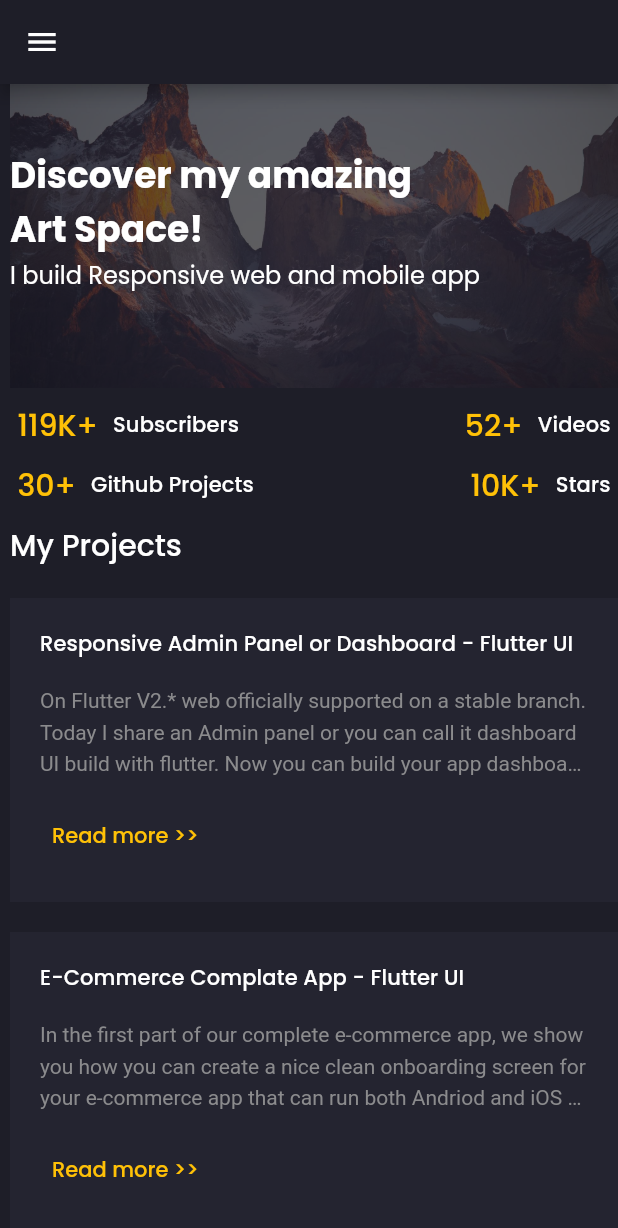
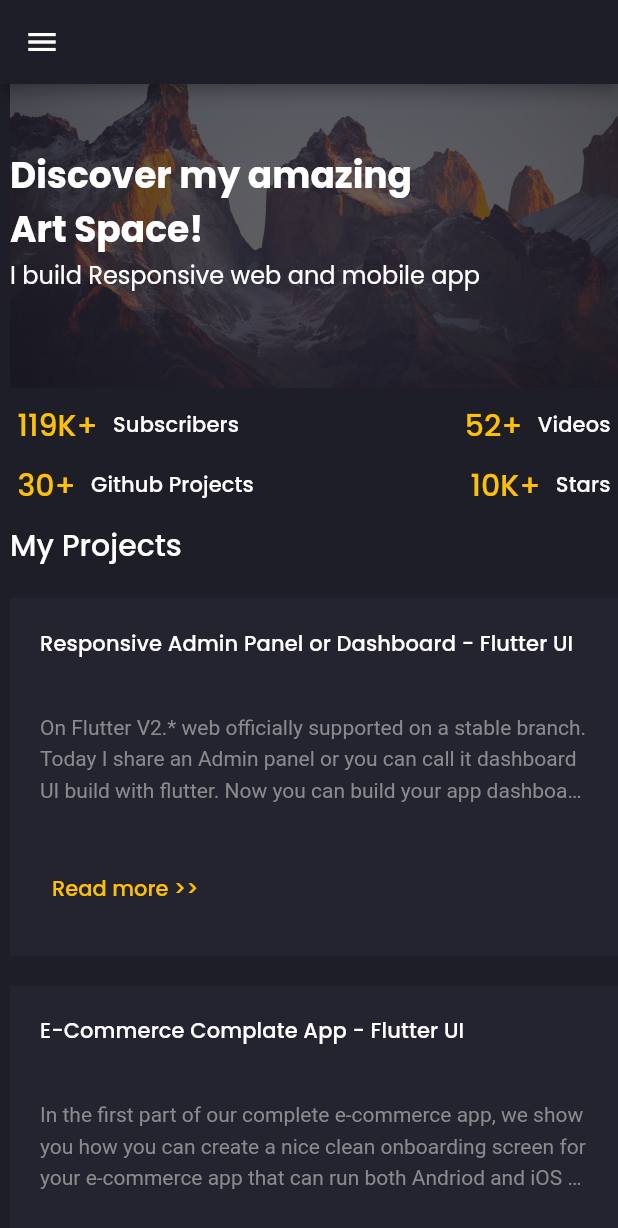
Before and after one commit to SeAliijaz/Responsive-Portfolio, a Flutter app: the screen it shows after launch, on a phone screen of 412 x 824 dp. Shown: the top 1228 px of the screen. Run offline on Flutter 3.47's test engine with Material 2 defaults, Android fonts, the phone set to English and light mode, and no system bars; drawn by our look-alikes of animated_text_kit; our stand-ins replace cached_network_image, flutter_svg, google_fonts.

Commit message:
Responsive Done

```diff
--- a/lib/Screens/Components_Home/home_banner.dart
+++ b/lib/Screens/Components_Home/home_banner.dart
@@ -11,7 +11,7 @@ class HomeScreenBanner extends StatelessWidget {
   @override
   Widget build(BuildContext context) {
     return AspectRatio(
-      aspectRatio: 2,
+      aspectRatio: Responsive.isMobile(context) ? 2.0 : 3,
       child: Stack(
         fit: StackFit.expand,
         children: [
@@ -74,13 +74,35 @@ class MyBuildAnimatedText extends StatelessWidget {
   Widget build(BuildContext context) {
     return DefaultTextStyle(
       style: Theme.of(context).textTheme.subtitle1!,
+      maxLines: 1,
       child: Row(
         children: [
           if (!Responsive.isMobileLarge(context)) FlutterCodedText(),
           if (!Responsive.isMobileLarge(context))
             SizedBox(width: defaultPadding / 2),
           Text("I build "),
-          AnimatedTextKit(
+
+          ///AnimatedText
+          Responsive.isMobile(context)
+              ? Expanded(child: AnimatedText())
+              : AnimatedText(),
+          if (!Responsive.isMobileLarge(context))
+            SizedBox(width: defaultPadding / 2),
+          if (!Responsive.isMobileLarge(context)) FlutterCodedText(),
+        ],
+      ),
+    );
+  }
+}
+
+class AnimatedText extends StatelessWidget {
+  const AnimatedText({
+    Key? key,
+  }) : super(key: key);
+
+  @override
+  Widget build(BuildContext context) {
+    return AnimatedTextKit(
       animatedTexts: [
         TyperAnimatedText(
           "Responsive web and mobile app",
@@ -94,17 +116,7 @@ class MyBuildAnimatedText extends StatelessWidget {
           "Chat App with dark and light theme",
           speed: Duration(milliseconds: 60),
         ),
-              TyperAnimatedText(
-                "REST-API Integration",
-                speed: Duration(milliseconds: 60),
-              ),
       ],
-          ),
-          if (!Responsive.isMobileLarge(context))
-            SizedBox(width: defaultPadding / 2),
-          if (!Responsive.isMobileLarge(context)) FlutterCodedText(),
-        ],
-      ),
     );
   }
 }
--- a/lib/Screens/Components_Home/my_projects_cards.dart
+++ b/lib/Screens/Components_Home/my_projects_cards.dart
@@ -22,7 +22,7 @@ class MyProjectsCards extends StatelessWidget {
         Responsive(
           mobile: ProjectsGridView(
             crossAxisCount: 1,
-            childAspectRatio: 2,
+            childAspectRatio: 1.7,
           ),
           mobileLarge: ProjectsGridView(
             crossAxisCount: 2,
--- a/lib/Screens/Components_Home/recommendations.dart
+++ b/lib/Screens/Components_Home/recommendations.dart
@@ -19,7 +19,7 @@ class Recommendations extends StatelessWidget {
             "Recommendations",
             style: Theme.of(context).textTheme.headline6,
           ),
-          SizedBox(height: defaultPadding / 2),
+          SizedBox(height: defaultPadding),
           SingleChildScrollView(
             scrollDirection: Axis.horizontal,
             child: Row(
--- a/lib/Screens/home_screen.dart
+++ b/lib/Screens/home_screen.dart
@@ -1,9 +1,4 @@
-import 'dart:html';
-
 import 'package:flutter/material.dart';
-import 'package:responsive_portfolio/Constants/constants.dart';
-import 'package:responsive_portfolio/Models/project_model.dart';
-import 'package:responsive_portfolio/Models/recommendation_model.dart';
 import 'package:responsive_portfolio/Screens/Components_Home/heigh_light_info.dart';
 import 'package:responsive_portfolio/Screens/Components_Home/home_banner.dart';
 import 'package:responsive_portfolio/Screens/Components_Home/my_projects_cards.dart';
--- a/lib/Screens/main_screen.dart
+++ b/lib/Screens/main_screen.dart
@@ -1,7 +1,7 @@
 import 'package:flutter/material.dart';
 import 'package:responsive_portfolio/Constants/constants.dart';
 import 'package:responsive_portfolio/Responsive/responsive_size_class.dart';
-import 'package:responsive_portfolio/Widgets/custom_drawer.dart';
+import 'package:responsive_portfolio/Widgets/side_menu.dart';
 
 class MainScreeen extends StatelessWidget {
   const MainScreeen({Key? key, required this.children}) : super(key: key);
--- a/lib/main.dart
+++ b/lib/main.dart
@@ -2,7 +2,6 @@ import 'package:flutter/material.dart';
 import 'package:google_fonts/google_fonts.dart';
 import 'package:responsive_portfolio/Constants/constants.dart';
 import 'package:responsive_portfolio/Screens/home_screen.dart';
-import 'package:responsive_portfolio/Screens/main_screen.dart';
 
 void main() {
   runApp(const MyApp());
```
Also changed, not shown: lib/Screens/Components_Home/recommendation_cards.dart (+3 -4 lines), lib/Widgets/custom_drawer.dart (deleted, +0 -110 lines), lib/Widgets/side_menu.dart (added, +112 -0 lines), 1 other file. Lines whose indentation alone changed are shown as unchanged.
